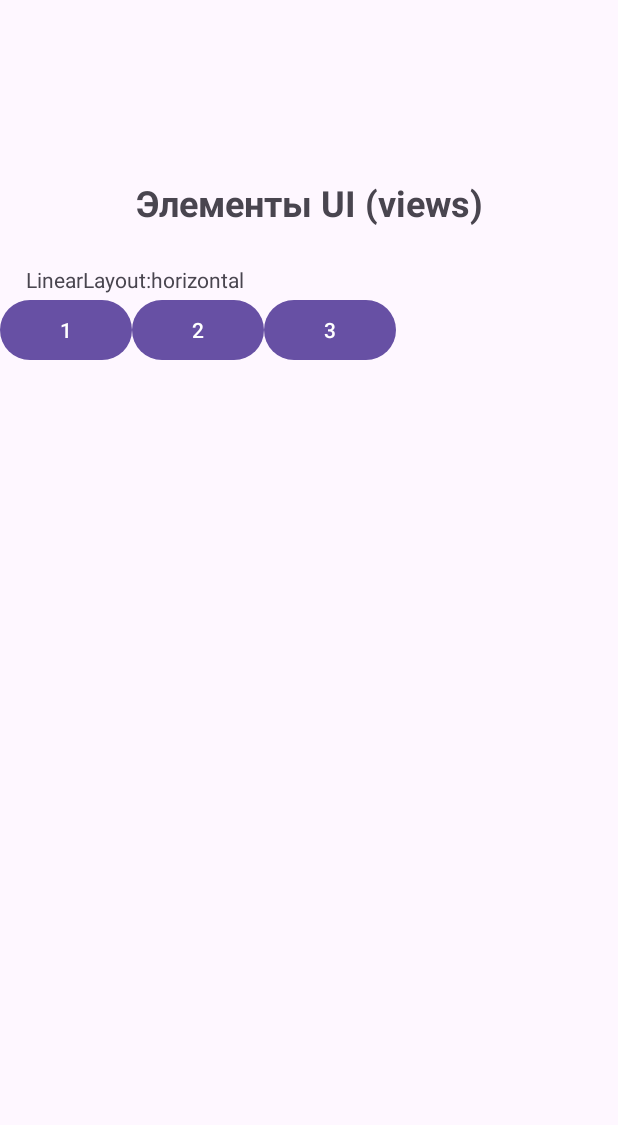
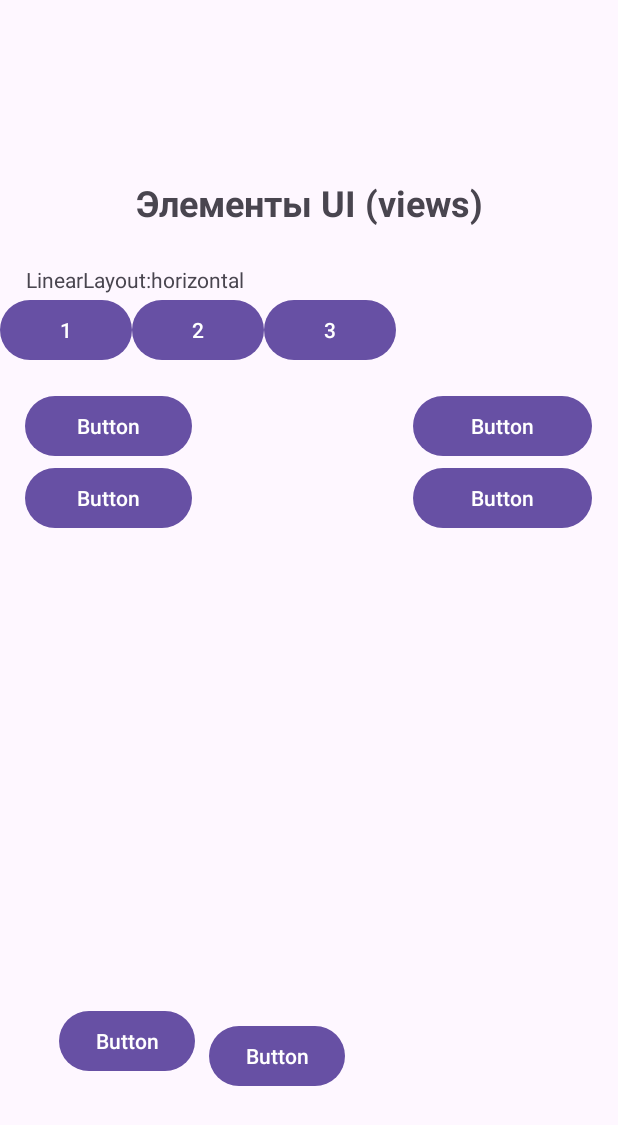
Before and after one commit to Thommy90/AndroidPU121, an Android app: the ViewsActivity screen opened directly, with no data from a screen before it, on a phone screen of 412 x 824 dp. Shown: the top 1125 px of the screen. Run offline under Robolectric (Android 15) with nearby library versions, the phone set to English and light mode, and no system bars.

Commit message:
calcButtons

```diff
--- a/app/src/main/AndroidManifest.xml
+++ b/app/src/main/AndroidManifest.xml
@@ -13,6 +13,9 @@
         android:theme="@style/Theme.AndroidPU121"
         tools:targetApi="31">
         <activity
+            android:name=".CalcActivity"
+            android:exported="false" />
+        <activity
             android:name=".ViewsActivity"
             android:exported="false" />
         <activity
--- a/app/src/main/res/layout/activity_views.xml
+++ b/app/src/main/res/layout/activity_views.xml
@@ -58,4 +58,82 @@
         app:layout_constraintStart_toStartOf="parent"
         app:layout_constraintTop_toTopOf="parent"
         app:layout_constraintVertical_bias="1.0" />
+
+    <LinearLayout
+        android:id="@+id/linearLayout2"
+        android:layout_width="111dp"
+        android:layout_height="369dp"
+        android:orientation="vertical"
+        app:layout_constraintBottom_toBottomOf="parent"
+        app:layout_constraintEnd_toEndOf="parent"
+        app:layout_constraintHorizontal_bias="0.056"
+        app:layout_constraintStart_toStartOf="parent"
+        app:layout_constraintTop_toBottomOf="@+id/linearLayout"
+        app:layout_constraintVertical_bias="0.075">
+
+        <Button
+            android:id="@+id/button"
+            android:layout_width="match_parent"
+            android:layout_height="wrap_content"
+            android:text="Button" />
+
+        <Button
+            android:id="@+id/button3"
+            android:layout_width="match_parent"
+            android:layout_height="wrap_content"
+            android:text="Button" />
+    </LinearLayout>
+
+    <LinearLayout
+        android:layout_width="119dp"
+        android:layout_height="369dp"
+        android:orientation="vertical"
+        app:layout_constraintBottom_toBottomOf="parent"
+        app:layout_constraintEnd_toEndOf="parent"
+        app:layout_constraintHorizontal_bias="0.941"
+        app:layout_constraintStart_toStartOf="parent"
+        app:layout_constraintTop_toBottomOf="@+id/linearLayout"
+        app:layout_constraintVertical_bias="0.075">
+
+        <Button
+            android:id="@+id/button2"
+            android:layout_width="match_parent"
+            android:layout_height="wrap_content"
+            android:text="Button" />
+
+        <Button
+            android:id="@+id/button4"
+            android:layout_width="match_parent"
+            android:layout_height="wrap_content"
+            android:text="Button" />
+    </LinearLayout>
+
+    <FrameLayout
+        android:layout_width="372dp"
+        android:layout_height="152dp"
+        app:layout_constraintBottom_toBottomOf="parent"
+        app:layout_constraintEnd_toEndOf="parent"
+        app:layout_constraintHorizontal_bias="0.476"
+        app:layout_constraintStart_toStartOf="parent"
+        app:layout_constraintTop_toBottomOf="@+id/linearLayout2"
+        app:layout_constraintVertical_bias="0.483">
+
+        <Button
+            android:id="@+id/button5"
+            android:layout_width="wrap_content"
+            android:layout_height="wrap_content"
+            android:layout_margin="20dp"
+            android:text="Button" />
+
+        <Button
+            android:id="@+id/button6"
+            android:layout_width="wrap_content"
+            android:layout_height="wrap_content"
+            android:layout_marginLeft="120dp"
+            android:layout_marginTop="30dp"
+            android:text="Button" />
+
+
+    </FrameLayout>
+
 </androidx.constraintlayout.widget.ConstraintLayout>
```
Also changed, not shown: app/src/main/java/step/learning/androidpu121/CalcActivity.java (added, +14 -0 lines), app/src/main/java/step/learning/androidpu121/MainActivity.java (+11 -0 lines), app/src/main/res/drawable/calc_btn_digits.xml (added, +14 -0 lines), app/src/main/res/drawable/calc_btn_equals.xml (added, +12 -0 lines), app/src/main/res/drawable/calc_btn_func.xml (added, +14 -0 lines), app/src/main/res/layout/activity_calc.xml (added, +200 -0 lines), app/src/main/res/layout/activity_main.xml (+27 -12 lines), app/src/main/res/values/colors.xml (+7 -0 lines), app/src/main/res/values/strings.xml (+27 -0 lines), app/src/main/res/values/styles.xml (added, +24 -0 lines).
